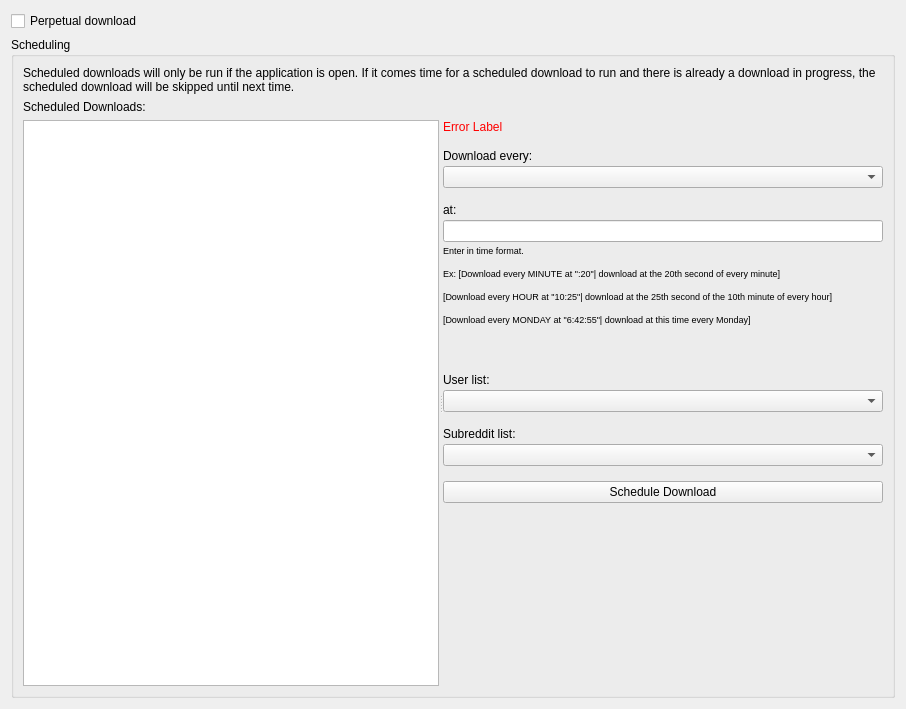
Above: Resources/ui_files/settings/schedule_settings_widget.ui from MalloyDelacroix/DownloaderForReddit before the change. Below: the same form after it.
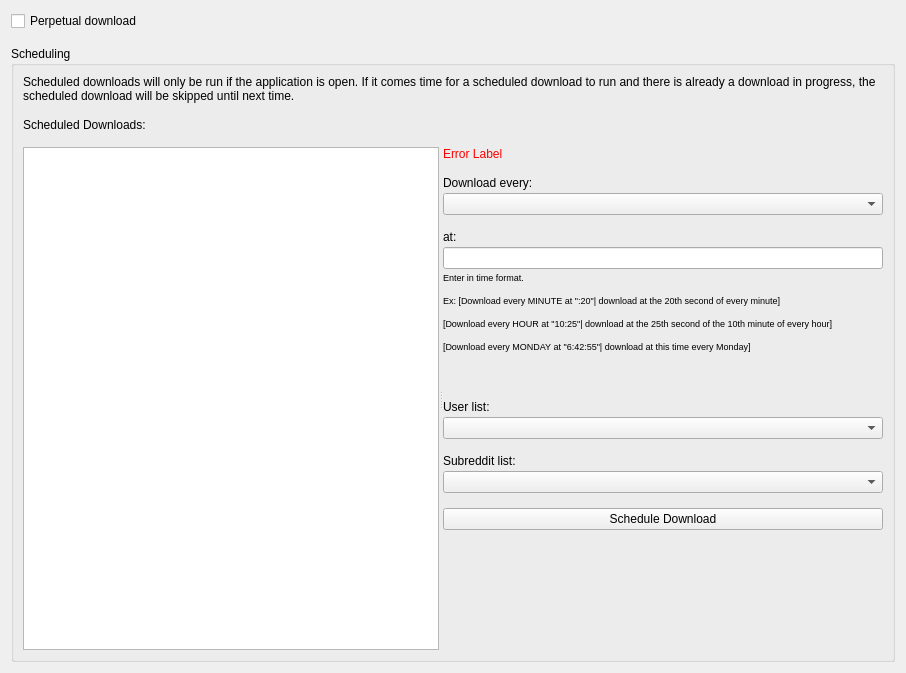
That is the form after the change.

Commit message: Improve settings page layouts

The edit to the form file:
```diff
--- a/Resources/ui_files/settings/schedule_settings_widget.ui
+++ b/Resources/ui_files/settings/schedule_settings_widget.ui
@@ -7,13 +7,16 @@
     <x>0</x>
     <y>0</y>
     <width>906</width>
-    <height>709</height>
+    <height>673</height>
    </rect>
   </property>
   <property name="windowTitle">
    <string>Schedule Settings</string>
   </property>
   <layout class="QVBoxLayout" name="verticalLayout_7">
+   <property name="spacing">
+    <number>15</number>
+   </property>
    <item>
     <widget class="QCheckBox" name="perpetual_download_checkbox">
      <property name="toolTip">
@@ -30,6 +33,9 @@
       <string>Scheduling</string>
      </property>
      <layout class="QVBoxLayout" name="verticalLayout_6">
+      <property name="spacing">
+       <number>15</number>
+      </property>
       <item>
        <widget class="QLabel" name="label_7">
         <property name="text">
@@ -59,7 +65,7 @@
          <enum>Qt::Horizontal</enum>
         </property>
         <widget class="QListWidget" name="scheduled_downloads_list_widget"/>
-        <widget class="QWidget" name="">
+        <widget class="QWidget" name="layoutWidget">
          <layout class="QVBoxLayout" name="verticalLayout_5">
           <property name="spacing">
            <number>15</number>
```
The commit also changes 10 other files.
